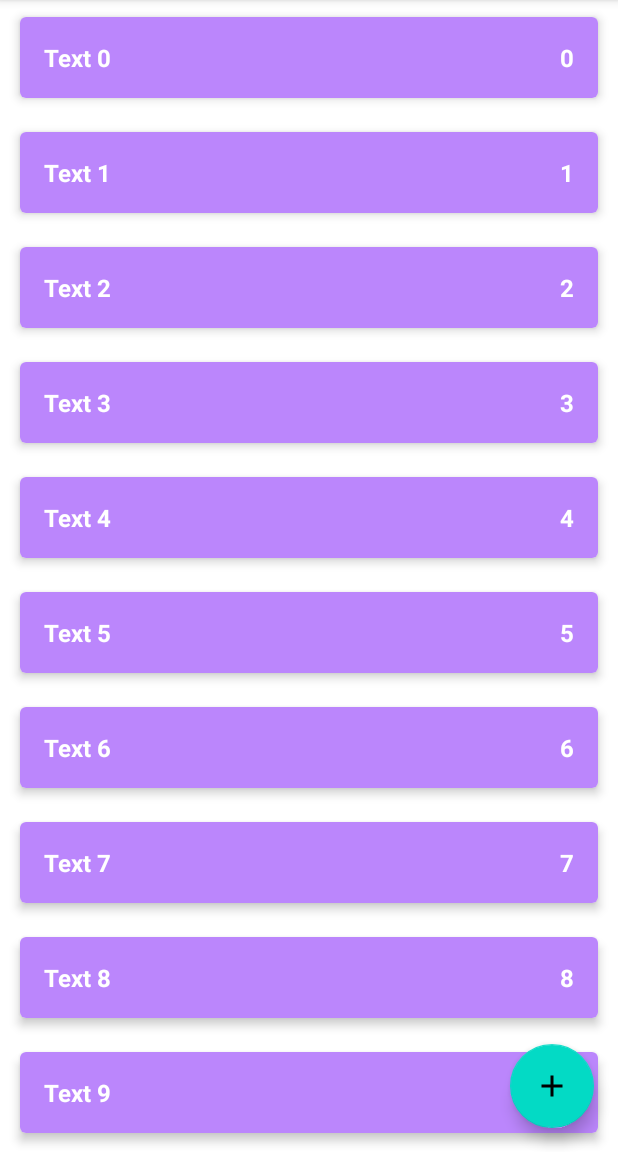
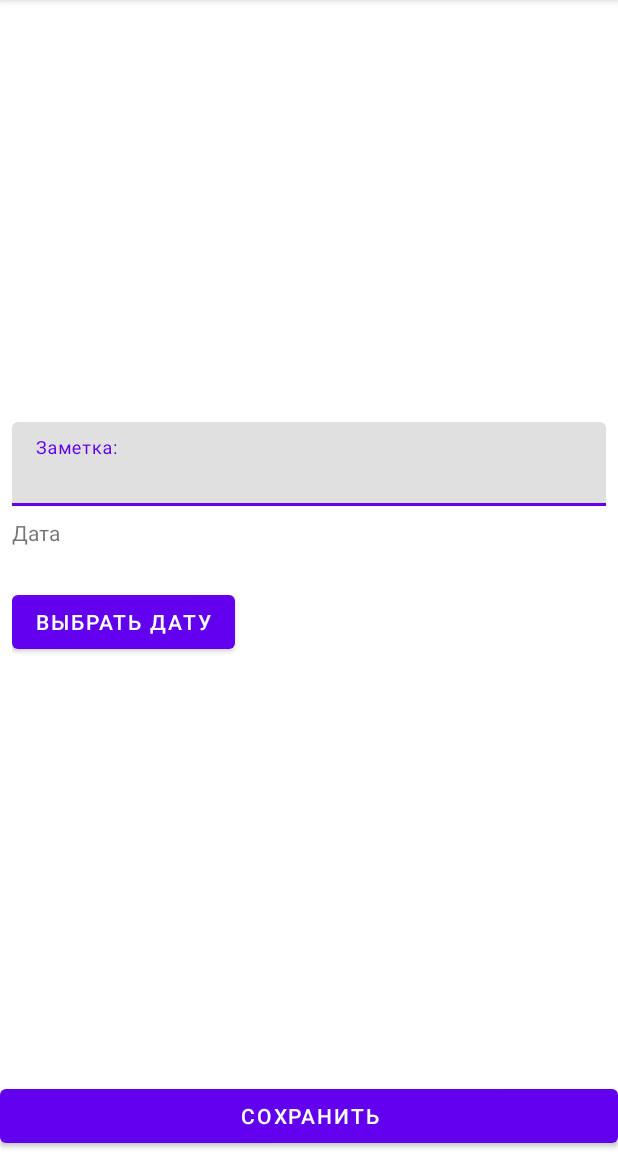
Before and after one commit to Qarapapax/Notes_Raul, an Android app: the screen it shows after launch (MainActivity before the commit, NoteItemActivity after it), after a tap on an icon or button, on a phone screen of 412 x 824 dp, the part 84-1236 px from its top. Run offline under Robolectric (Android 15) with nearby library versions, the phone set to English and light mode, and no system bars.

Commit message:
Почти закончен второй экран.

```diff
--- a/app/src/main/AndroidManifest.xml
+++ b/app/src/main/AndroidManifest.xml
@@ -14,6 +14,9 @@
         android:theme="@style/Theme.Notes_Raul"
         tools:targetApi="31">
         <activity
+            android:name=".presentation.NoteItemActivity"
+            android:windowSoftInputMode="adjustResize" />
+        <activity
             android:name=".presentation.MainActivity"
             android:exported="true">
             <intent-filter>
--- a/app/src/main/java/com/example/notes_raul/presentation/MainActivity.kt
+++ b/app/src/main/java/com/example/notes_raul/presentation/MainActivity.kt
@@ -1,12 +1,13 @@
 package com.example.notes_raul.presentation
 
-import androidx.appcompat.app.AppCompatActivity
 import android.os.Bundle
 import android.util.Log
+import androidx.appcompat.app.AppCompatActivity
 import androidx.lifecycle.ViewModelProvider
 import androidx.recyclerview.widget.ItemTouchHelper
 import androidx.recyclerview.widget.RecyclerView
 import com.example.notes_raul.R
+import com.google.android.material.floatingactionbutton.FloatingActionButton
 
 class MainActivity : AppCompatActivity() {
 
@@ -20,6 +21,11 @@ class MainActivity : AppCompatActivity() {
         viewModel = ViewModelProvider(this)[MainViewModel::class.java]
         viewModel.noteList.observe(this) {
             noteListAdapter.submitList(it)
+        }
+        val buttonAddNote = findViewById<FloatingActionButton>(R.id.button_add_note)
+        buttonAddNote.setOnClickListener {
+            val intent = NoteItemActivity.newIntentAdd(this)
+            startActivity(intent)
         }
     }
 
@@ -55,6 +61,8 @@ class MainActivity : AppCompatActivity() {
     private fun setupClickListener() {
         noteListAdapter.onNoteClickListener = {
             Log.d("Main", it.toString())
+            val intent = NoteItemActivity.newIntentEdit(this, it.id)
+            startActivity(intent)
         }
     }
 
--- /dev/null
+++ b/app/src/main/java/com/example/notes_raul/presentation/NoteItemActivity.kt
@@ -0,0 +1,38 @@
+package com.example.notes_raul.presentation
+
+import android.content.Context
+import android.content.Intent
+import androidx.appcompat.app.AppCompatActivity
+import android.os.Bundle
+import android.util.Log
+import com.example.notes_raul.R
+
+class NoteItemActivity : AppCompatActivity() {
+    override fun onCreate(savedInstanceState: Bundle?) {
+        super.onCreate(savedInstanceState)
+        setContentView(R.layout.activity_note_item)
+        val mode = intent.getStringExtra(EXTRA_SCREEN_MODE)
+        Log.d("NoteItemActivity", mode.toString())
+    }
+
+    companion object {
+        private const val EXTRA_SCREEN_MODE = "extra_mode"
+        private const val EXTRA_NOTE_ITEM_ID = "extra_note_item_mode"
+        private const val MODE_EDIT = "mode_edit"
+        private const val MODE_ADD = "mode_add"
+
+        fun newIntentAdd(context: Context): Intent {
+            val intent = Intent(context, NoteItemActivity::class.java)
+            intent.putExtra(EXTRA_SCREEN_MODE, MODE_ADD)
+            return intent
+        }
+
+        fun newIntentEdit(context: Context, noteItemID: Int): Intent {
+            val intent = Intent(context, NoteItemActivity::class.java)
+            intent.putExtra(EXTRA_SCREEN_MODE, MODE_EDIT)
+            intent.putExtra(EXTRA_NOTE_ITEM_ID, noteItemID)
+            return intent
+        }
+
+    }
+}
--- /dev/null
+++ b/app/src/main/res/layout/activity_note_item.xml
@@ -0,0 +1,63 @@
+<?xml version="1.0" encoding="utf-8"?>
+<androidx.constraintlayout.widget.ConstraintLayout xmlns:android="http://schemas.android.com/apk/res/android"
+    xmlns:app="http://schemas.android.com/apk/res-auto"
+    xmlns:tools="http://schemas.android.com/tools"
+    android:layout_width="match_parent"
+    android:layout_height="match_parent"
+    tools:context=".presentation.NoteItemActivity">
+
+    <com.google.android.material.textfield.TextInputLayout
+        android:id="@+id/til_note_text"
+        android:layout_width="0dp"
+        android:layout_height="wrap_content"
+        android:layout_marginStart="8dp"
+        android:layout_marginEnd="8dp"
+        android:layout_marginBottom="4dp"
+        app:layout_constraintBottom_toTopOf="@id/til_count"
+        app:layout_constraintEnd_toEndOf="parent"
+        app:layout_constraintStart_toStartOf="parent"
+        app:layout_constraintTop_toTopOf="parent"
+        app:layout_constraintVertical_chainStyle="packed">
+
+        <com.google.android.material.textfield.TextInputEditText
+            android:id="@+id/et_note_text"
+            android:layout_width="match_parent"
+            android:layout_height="wrap_content"
+            android:hint="@string/text_hint"
+            android:inputType="textCapWords" />
+    </com.google.android.material.textfield.TextInputLayout>
+
+    <com.google.android.material.textfield.TextInputLayout
+        android:id="@+id/til_count"
+        android:layout_width="0dp"
+        android:layout_height="wrap_content"
+        android:layout_marginStart="8dp"
+        android:layout_marginTop="4dp"
+        android:layout_marginEnd="8dp"
+        app:layout_constraintBottom_toTopOf="@+id/save_button"
+        app:layout_constraintEnd_toEndOf="parent"
+        app:layout_constraintStart_toStartOf="parent"
+        app:layout_constraintTop_toBottomOf="@+id/til_note_text">
+
+        <TextView
+            android:id="@+id/tv_date"
+            android:layout_width="134dp"
+            android:layout_height="45dp"
+            android:text="@string/tv_date" />
+
+        <Button
+            android:id="@+id/pick_date_button"
+            android:layout_width="wrap_content"
+            android:layout_height="wrap_content"
+            android:text="@string/date_picker_btn" />
+    </com.google.android.material.textfield.TextInputLayout>
+
+    <Button
+        android:id="@+id/save_button"
+        android:layout_width="0dp"
+        android:layout_height="wrap_content"
+        android:text="@string/save_btn"
+        app:layout_constraintBottom_toBottomOf="parent"
+        app:layout_constraintEnd_toEndOf="parent"
+        app:layout_constraintStart_toStartOf="parent" />
+</androidx.constraintlayout.widget.ConstraintLayout>
--- a/app/src/main/res/values/strings.xml
+++ b/app/src/main/res/values/strings.xml
@@ -1,3 +1,10 @@
 <resources>
     <string name="app_name">Notes_Raul</string>
+        <string name="text_hint">Заметка:</string>
+        <string name="count_hint">Count:</string>
+        <string name="save_btn">Сохранить</string>
+        <string name="error_input_name">Invalid name</string>
+        <string name="error_input_count">Invalid count</string>
+    <string name="date_picker_btn">Выбрать дату</string>
+    <string name="tv_date">Дата</string>
 </resources>
```
Also changed, not shown: app/src/main/java/com/example/notes_raul/presentation/NoteItemViewModel.kt (added, +92 -0 lines).
